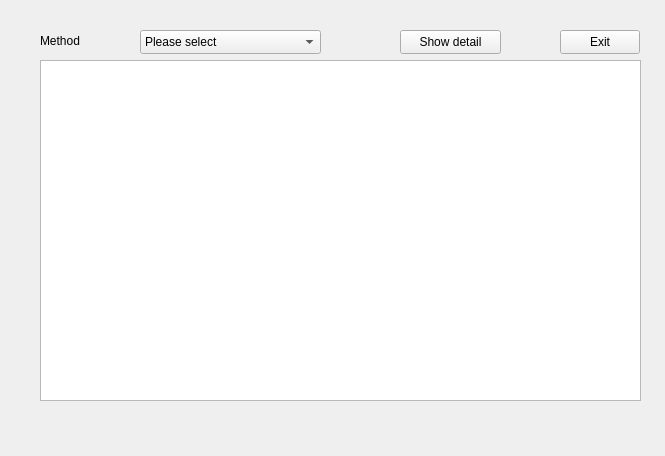
Qt form mainwindow.ui (Lydia0402/LinearRegression) before a commit.
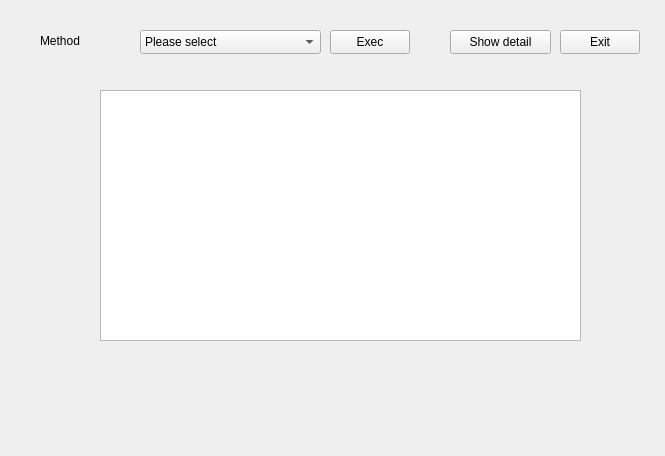
The same form after that commit.

```diff
--- a/mainwindow.ui
+++ b/mainwindow.ui
@@ -60,7 +60,7 @@
    <widget class="QPushButton" name="detailButton">
     <property name="geometry">
      <rect>
-      <x>400</x>
+      <x>450</x>
       <y>30</y>
       <width>101</width>
       <height>24</height>
@@ -83,13 +83,26 @@
      <string>Exit</string>
     </property>
    </widget>
-   <widget class="QListView" name="listView">
+   <widget class="QPushButton" name="execButton">
     <property name="geometry">
      <rect>
-      <x>40</x>
-      <y>60</y>
-      <width>601</width>
-      <height>341</height>
+      <x>330</x>
+      <y>30</y>
+      <width>80</width>
+      <height>24</height>
+     </rect>
+    </property>
+    <property name="text">
+     <string>Exec</string>
+    </property>
+   </widget>
+   <widget class="QTableView" name="tableView">
+    <property name="geometry">
+     <rect>
+      <x>100</x>
+      <y>90</y>
+      <width>481</width>
+      <height>251</height>
      </rect>
     </property>
    </widget>
```
